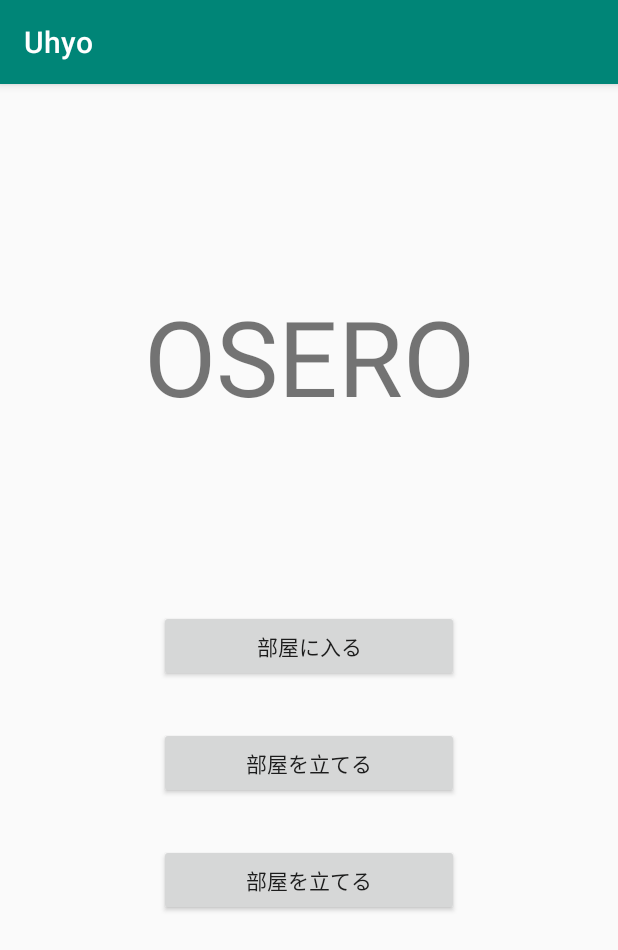
After one commit to Issei0804-ie/Uhyo, an Android app: the fragment MultiFragment shown on its own in the app's theme, on a phone screen of 412 x 824 dp. The commit adds this screen. Shown: the top 950 px of the screen. Run offline under Robolectric (Android 15) with nearby library versions, the phone set to English and light mode, and no system bars.

Commit message:
add multiFragment and layout

```diff
--- /dev/null
+++ b/app/src/main/java/com/example/uhyo/main/MultiFragment.kt
@@ -0,0 +1,24 @@
+package com.example.uhyo.main
+
+import android.os.Bundle
+import android.view.LayoutInflater
+import android.view.View
+import android.view.ViewGroup
+import androidx.fragment.app.Fragment
+import com.example.uhyo.R
+
+class MultiFragment : Fragment(){
+
+    override fun onCreate(savedInstanceState: Bundle?) {
+        super.onCreate(savedInstanceState)
+    }
+
+    override fun onCreateView(
+        inflater: LayoutInflater,
+        container: ViewGroup?,
+        savedInstanceState: Bundle?
+    ): View? {
+        super.onCreateView(inflater, container, savedInstanceState)
+        return inflater.inflate(R.layout.fragment_play_multi, container, false)
+    }
+}
--- a/app/src/main/res/layout/fragment_main_menu.xml
+++ b/app/src/main/res/layout/fragment_main_menu.xml
@@ -7,7 +7,7 @@
     tools:context=".main.MainMenuFragment">
 
     <TextView
-        android:id="@+id/mainMenuTile"
+        android:id="@+id/MainMenuTile"
         style="@style/TitleText"
         app:layout_constraintTop_toTopOf="parent"
         app:layout_constraintBottom_toBottomOf="parent"
@@ -19,7 +19,7 @@
         android:id="@+id/mainMenuSoloPlayButton"
         style="@style/MainMenuButtonStyle"
         android:text="@string/main_soloplay"
-        app:layout_constraintTop_toBottomOf="@id/mainMenuTile"
+        app:layout_constraintTop_toBottomOf="@id/MainMenuTile"
         app:layout_constraintBottom_toBottomOf="parent"
         app:layout_constraintVertical_bias="0.2"
         app:layout_constraintLeft_toLeftOf="parent"
--- /dev/null
+++ b/app/src/main/res/layout/fragment_play_multi.xml
@@ -0,0 +1,43 @@
+<?xml version="1.0" encoding="utf-8"?>
+<androidx.constraintlayout.widget.ConstraintLayout xmlns:android="http://schemas.android.com/apk/res/android"
+    xmlns:app="http://schemas.android.com/apk/res-auto"
+    android:orientation="vertical"
+    android:layout_width="match_parent"
+    android:layout_height="match_parent">
+
+    <TextView
+        android:id="@+id/MultiModeTitle"
+        style="@style/TitleText"
+        app:layout_constraintTop_toTopOf="parent"
+        app:layout_constraintBottom_toBottomOf="parent"
+        app:layout_constraintVertical_bias="0.2"
+        app:layout_constraintLeft_toLeftOf="parent"
+        app:layout_constraintRight_toRightOf="parent"/>
+
+    <Button
+        android:id="@+id/JoinRoomButton"
+        style="@style/MainMenuButtonStyle"
+        android:text="@string/JoinRoomButtonText"
+        app:layout_constraintVertical_bias="0.2"
+        app:layout_constraintTop_toBottomOf="@id/MultiModeTitle"
+        app:layout_constraintBottom_toBottomOf="parent"
+        app:layout_constraintLeft_toLeftOf="parent"
+        app:layout_constraintRight_toRightOf="parent" />
+
+    <Button
+        android:id="@+id/MakeRoomButton"
+        style="@style/MainMenuButtonStyle"
+        android:text="@string/MakeRoomButtonText"
+        app:layout_constraintTop_toBottomOf="@id/JoinRoomButton"
+        app:layout_constraintLeft_toLeftOf="parent"
+        app:layout_constraintRight_toRightOf="parent" />
+
+    <Button
+        android:id="@+id/QuickMatchButton"
+        style="@style/MainMenuButtonStyle"
+        android:text="@string/MakeRoomButtonText"
+        app:layout_constraintTop_toBottomOf="@id/MakeRoomButton"
+        app:layout_constraintLeft_toLeftOf="parent"
+        app:layout_constraintRight_toRightOf="parent" />
+
+</androidx.constraintlayout.widget.ConstraintLayout>
--- a/app/src/main/res/values/strings.xml
+++ b/app/src/main/res/values/strings.xml
@@ -6,5 +6,7 @@
     <string name="main_onlinePlayButton">オンラインプレイ</string>
     <string name="FirstButtonString">先手●</string>
     <string name="SecondButtonString">後手○</string>
+    <string name="JoinRoomButtonText">部屋に入る</string>
+    <string name="MakeRoomButtonText">部屋を立てる</string>
 
 </resources>
```
